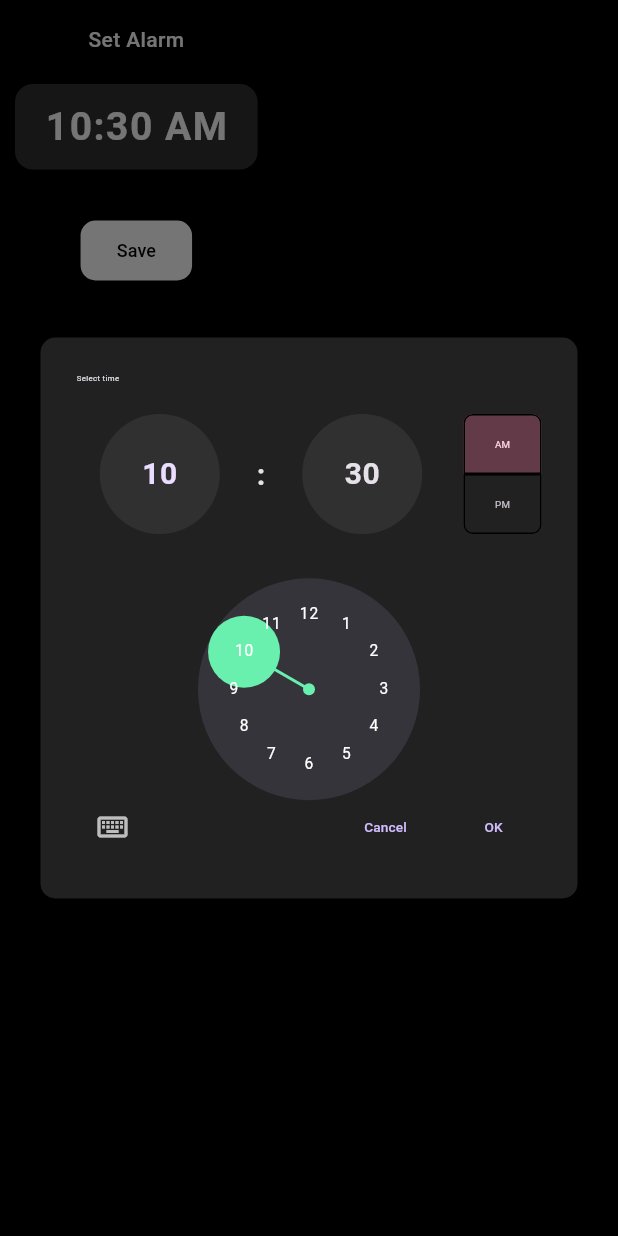
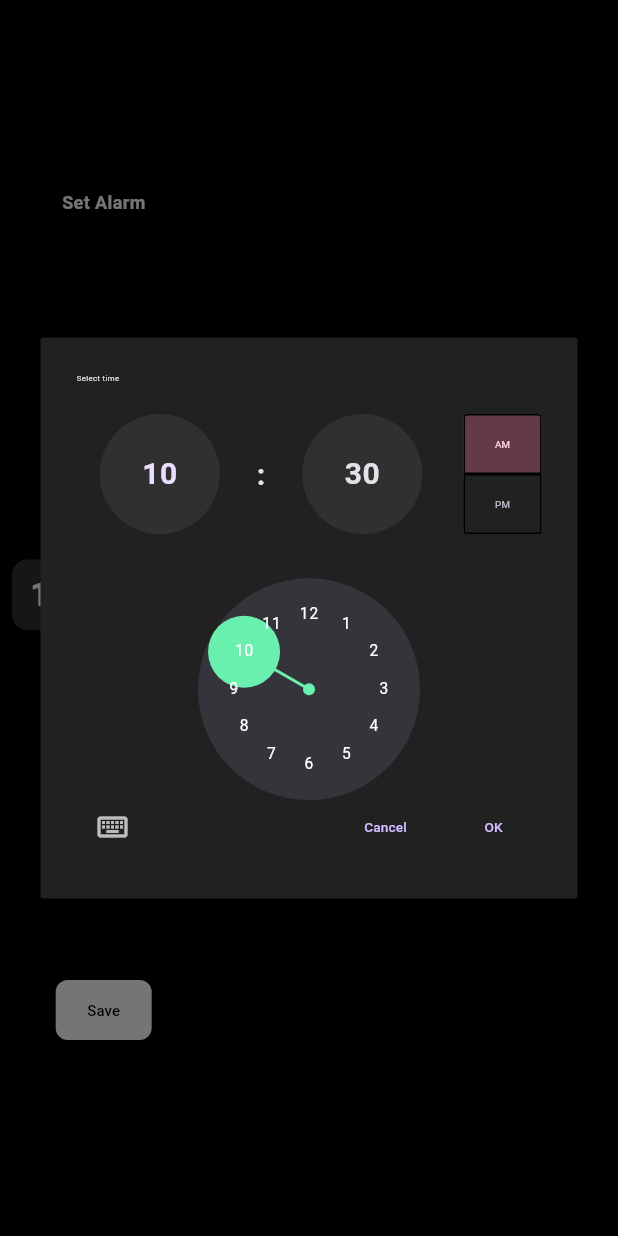
Before and after one commit to katyalmohit/alarm_app, a Flutter app: the SetAlarmScreen screen opened by its route, after a tap on an icon or button, on a phone screen of 412 x 824 dp. Run offline on Flutter 3.47's test engine with Material 3 defaults, Android fonts, the phone set to English and light mode, and no system bars.

Commit message:
Resolve UI issues

```diff
--- a/lib/custom_time_picker.dart
+++ b/lib/custom_time_picker.dart
@@ -15,7 +15,7 @@ class CustomTimePicker {
             // Reduce the size of the dialog
             dialogTheme: DialogTheme(
               shape: RoundedRectangleBorder(
-                borderRadius: BorderRadius.circular(10),
+                borderRadius: BorderRadius.circular(2),
               ),
               contentTextStyle: TextStyle(fontSize: 10),
             ),
@@ -33,11 +33,11 @@ class CustomTimePicker {
                 fontSize: 8,
               ),
               shape: RoundedRectangleBorder(
-                borderRadius: BorderRadius.circular(10),
+                borderRadius: BorderRadius.circular(2),
               ),
               hourMinuteShape: CircleBorder(),
               dayPeriodShape: RoundedRectangleBorder(
-                borderRadius: BorderRadius.circular(6),
+                borderRadius: BorderRadius.circular(2),
               ),
               dayPeriodBorderSide: BorderSide(width: 1),
               hourMinuteColor: Colors.grey[850],
@@ -54,8 +54,8 @@ class CustomTimePicker {
               size: Size(180, 180),
             ),
             child: Container(
-              height: 180,
-              width: 180,
+              height: 10,
+              width: 10,
               child: child!,
             ),
           ),
--- a/lib/set_alarm.dart
+++ b/lib/set_alarm.dart
@@ -27,32 +27,30 @@ class _SetAlarmScreenState extends State<SetAlarmScreen> {
     return Scaffold(
       backgroundColor: Colors.black,
       body: SafeArea(
-        child: SingleChildScrollView(
-          // ensures it scrolls when space is tight
-          padding: const EdgeInsets.symmetric(horizontal: 10, vertical: 16),
+        child: Padding(
+          padding: const EdgeInsets.symmetric(horizontal: 8, vertical: 12),
           child: Column(
-            mainAxisAlignment: MainAxisAlignment.center,
+            mainAxisAlignment: MainAxisAlignment.spaceAround,
             children: [
               Text(
                 'Set Alarm',
                 style: TextStyle(
                   color: Colors.white,
-                  fontSize: 14,
-                  fontWeight: FontWeight.w500,
+                  fontSize: 12,
+                  fontWeight: FontWeight.w600,
                 ),
               ),
-              const SizedBox(height: 20),
               GestureDetector(
                 onTap: _pickTime,
                 child: Container(
-                  padding: const EdgeInsets.symmetric(horizontal: 20, vertical: 10),
+                  padding: const EdgeInsets.symmetric(horizontal: 12, vertical: 8),
                   decoration: BoxDecoration(
                     color: Colors.grey[850],
-                    borderRadius: BorderRadius.circular(12),
+                    borderRadius: BorderRadius.circular(10),
                     boxShadow: [
                       BoxShadow(
-                        color: Colors.black54,
-                        blurRadius: 3,
+                        color: Colors.black45,
+                        blurRadius: 2,
                         offset: Offset(0, 1),
                       )
                     ],
@@ -60,26 +58,24 @@ class _SetAlarmScreenState extends State<SetAlarmScreen> {
                   child: Text(
                     selectedTime.format(context),
                     style: const TextStyle(
-                      fontSize: 26,
+                      fontSize: 22,
                       color: Colors.white,
                       fontWeight: FontWeight.bold,
-                      letterSpacing: 1,
                     ),
                   ),
                 ),
               ),
-              const SizedBox(height: 30),
               ElevatedButton(
                 onPressed: () => Navigator.pop(context),
                 style: ElevatedButton.styleFrom(
                   backgroundColor: Colors.white,
                   foregroundColor: Colors.black,
-                  padding: const EdgeInsets.symmetric(horizontal: 24, vertical: 8),
+                  padding: const EdgeInsets.symmetric(horizontal: 18, vertical: 6),
                   shape: RoundedRectangleBorder(
-                    borderRadius: BorderRadius.circular(10),
+                    borderRadius: BorderRadius.circular(8),
                   ),
                 ),
-                child: const Text('Save', style: TextStyle(fontSize: 12)),
+                child: const Text('Save', style: TextStyle(fontSize: 10)),
               )
             ],
           ),
```
Also changed, not shown: lib/alarm_home.dart (+36 -15 lines).
